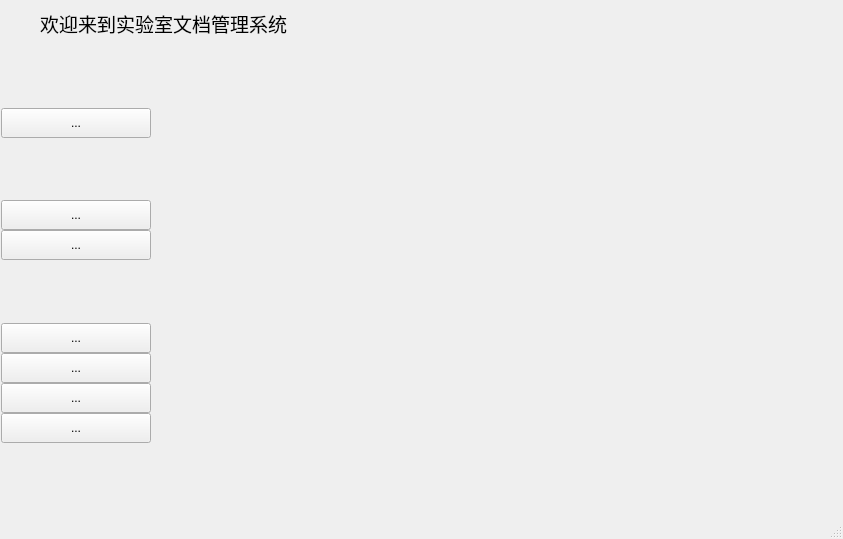
Above: FileManagement/FileManagement.ui from hhyvs111/FileManagement before the change. Below: the same form after it.
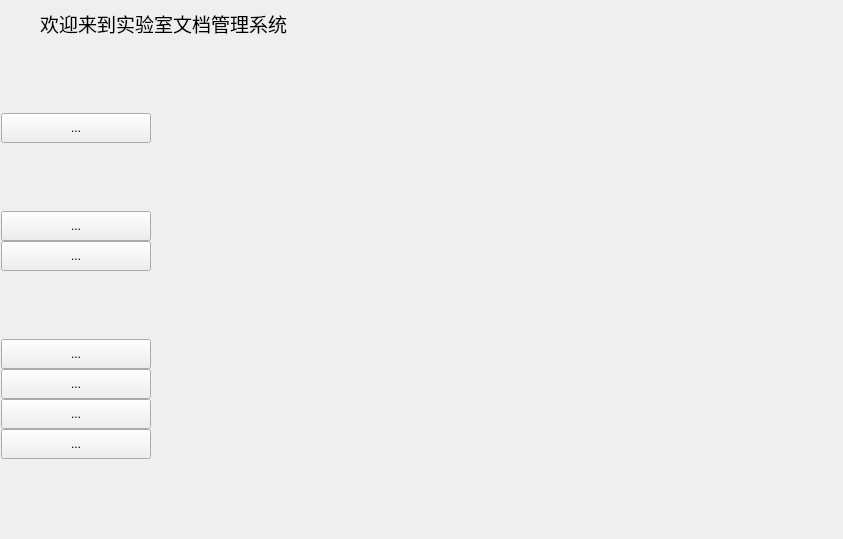
That is the form after the change.

```diff
--- a/FileManagement/FileManagement.ui
+++ b/FileManagement/FileManagement.ui
@@ -336,7 +336,6 @@
     </item>
    </layout>
   </widget>
-  <widget class="QStatusBar" name="statusBar"/>
  </widget>
  <layoutdefault spacing="6" margin="11"/>
  <resources/>
```
Left out of the diff: 35 changed lines with no effect on the pictures.
